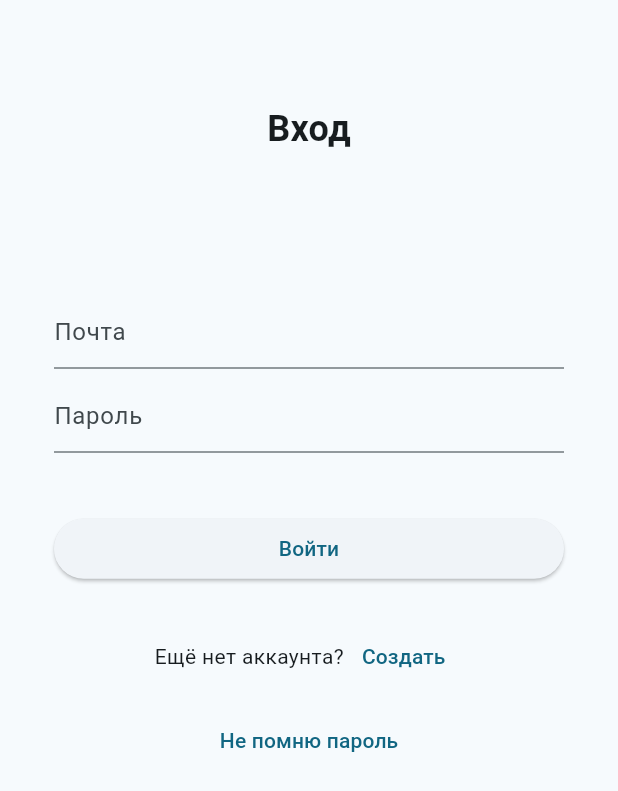
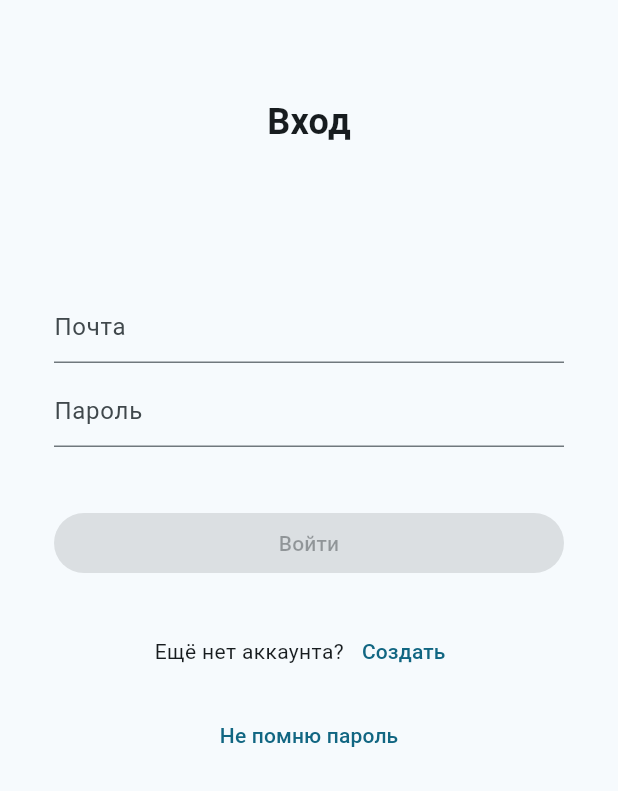
Before and after one commit to RodionSuprun/gifts_manager, a Flutter app: the screen it shows after launch, on a phone screen of 412 x 824 dp. Shown: the top 791 px of the screen. Run offline on Flutter 3.47's test engine with Material 2 defaults, Android fonts, the phone set to English and light mode, and no system bars; our stand-ins replace bloc, equatable, flutter_bloc.

Commit message:
login fields validation

```diff
--- a/lib/presentation/login/bloc/login_bloc.dart
+++ b/lib/presentation/login/bloc/login_bloc.dart
@@ -10,13 +10,29 @@ part 'login_state.dart';
 class LoginBloc extends Bloc<LoginEvent, LoginState> {
   LoginBloc() : super(LoginState.initial()) {
     on<LoginLoginButtonClicked>(_loginButtonClicked);
+    on<LoginEmailChanged>(_emailChanged);
+    on<LoginPasswordChanged>(_passwordChanged);
   }
 
   FutureOr<void> _loginButtonClicked(
     LoginLoginButtonClicked event,
     Emitter<LoginState> emit,
   ) {
-    emit(state.copyWith(authenticated: true));
+    if (state.passwordValid && state.emailValid) {
+      emit(state.copyWith(authenticated: true));
+    }
+  }
+
+  FutureOr<void> _emailChanged(LoginEmailChanged event, Emitter<LoginState> emit) {
+    final newEmail = event.email;
+    final emailValid = newEmail.length > 4;
+    emit(state.copyWith(email: newEmail, emailValid: emailValid));
+  }
+
+  FutureOr<void> _passwordChanged(LoginPasswordChanged event, Emitter<LoginState> emit) {
+    final newPassword = event.password;
+    final passwordValid = newPassword.length >= 8;
+    emit(state.copyWith(password: newPassword, passwordValid: passwordValid));
   }
 
   @override
--- a/lib/presentation/login/view/logn_page.dart
+++ b/lib/presentation/login/view/logn_page.dart
@@ -10,15 +10,37 @@ class LoginPage extends StatelessWidget {
   Widget build(BuildContext context) {
     return BlocProvider(
       create: (context) => LoginBloc(),
-      child: Scaffold(
+      child: const Scaffold(
         body: _LoginPageWidget(),
       ),
     );
   }
 }
 
-class _LoginPageWidget extends StatelessWidget {
+class _LoginPageWidget extends StatefulWidget {
   const _LoginPageWidget({Key? key}) : super(key: key);
+
+  @override
+  State<_LoginPageWidget> createState() => _LoginPageWidgetState();
+}
+
+class _LoginPageWidgetState extends State<_LoginPageWidget> {
+  late final FocusNode _emailFocusNode;
+  late final FocusNode _passwordFocusNode;
+
+  @override
+  void initState() {
+    super.initState();
+    _emailFocusNode = FocusNode();
+    _passwordFocusNode = FocusNode();
+  }
+
+  @override
+  void dispose() {
+    _emailFocusNode.dispose();
+    _passwordFocusNode.dispose();
+    super.dispose();
+  }
 
   @override
   Widget build(BuildContext context) {
@@ -28,7 +50,7 @@ class _LoginPageWidget extends StatelessWidget {
           Navigator.of(context).push(
             MaterialPageRoute(
               builder: (context) {
-                return HomePage();
+                return const HomePage();
               },
             ),
           );
@@ -36,70 +58,138 @@ class _LoginPageWidget extends StatelessWidget {
       },
       child: Column(
         children: [
-          Spacer(flex: 64),
-          Center(
+          const SizedBox(
+            height: 64,
+          ),
+          const Center(
             child: Text(
               "Вход",
               style: TextStyle(fontWeight: FontWeight.w600, fontSize: 24),
             ),
           ),
-          Spacer(flex: 88),
-          Padding(
-            padding: EdgeInsets.symmetric(horizontal: 36),
-            child: TextField(
-              decoration: InputDecoration(
-                hintText: "Почта",
-              ),
-            ),
+          const Spacer(flex: 88),
+          _EmailTextField(
+            emailFocusNode: _emailFocusNode,
+            passwordFocusNode: _passwordFocusNode,
           ),
-          SizedBox(
+          const SizedBox(
             height: 8,
           ),
-          Padding(
-            padding: EdgeInsets.symmetric(horizontal: 36),
-            child: TextField(
-              decoration: InputDecoration(
-                hintText: "Пароль",
-              ),
-            ),
-          ),
-          SizedBox(
+          _PasswordTextField(passwordFocusNode: _passwordFocusNode),
+          const SizedBox(
             height: 40,
           ),
-          Padding(
-            padding: const EdgeInsets.symmetric(horizontal: 36),
-            child: SizedBox(
-              width: double.infinity,
-              child: ElevatedButton(
-                onPressed: () {
-                  print("Нажали на кнопку войти");
-                  context.read<LoginBloc>().add(LoginLoginButtonClicked());
-                },
-                child: Text("Войти"),
-              ),
-            ),
-          ),
-          SizedBox(
+          const _LoginButton(),
+          const SizedBox(
             height: 24,
           ),
           Row(
             mainAxisSize: MainAxisSize.min,
             children: [
-              Text("Ещё нет аккаунта?"),
+              const Text("Ещё нет аккаунта?"),
               TextButton(
                 onPressed: () {},
-                child: Text("Создать"),
+                child: const Text("Создать"),
               ),
             ],
           ),
-          SizedBox(height: 8),
+          const SizedBox(height: 8),
           TextButton(
             onPressed: () {},
-            child: Text("Не помню пароль"),
+            child: const Text("Не помню пароль"),
           ),
-          Spacer(flex: 284),
+          const Spacer(flex: 284),
         ],
       ),
     );
   }
 }
+
+class _LoginButton extends StatelessWidget {
+  const _LoginButton({
+    super.key,
+  });
+
+  @override
+  Widget build(BuildContext context) {
+    return Padding(
+      padding: const EdgeInsets.symmetric(horizontal: 36),
+      child: SizedBox(
+        width: double.infinity,
+        child: BlocSelector<LoginBloc, LoginState, bool>(
+          selector: (state) {
+           return state.emailValid && state.passwordValid;
+          },
+          builder: (context, fieldsValid) {
+            return ElevatedButton(
+              onPressed: fieldsValid ? () {
+                context.read<LoginBloc>().add(const LoginLoginButtonClicked());
+              } : null,
+              child: const Text("Войти"),
+            );
+          },
+        ),
+      ),
+    );
+  }
+}
+
+class _EmailTextField extends StatelessWidget {
+  const _EmailTextField({
+    super.key,
+    required FocusNode emailFocusNode,
+    required FocusNode passwordFocusNode,
+  })
+      : _emailFocusNode = emailFocusNode,
+        _passwordFocusNode = passwordFocusNode;
+
+  final FocusNode _emailFocusNode;
+  final FocusNode _passwordFocusNode;
+
+  @override
+  Widget build(BuildContext context) {
+    return Padding(
+      padding: const EdgeInsets.symmetric(horizontal: 36),
+      child: TextField(
+        focusNode: _emailFocusNode,
+        onChanged: (text) {
+          context.read<LoginBloc>().add(LoginEmailChanged(text));
+        },
+        onSubmitted: (text) {
+          _passwordFocusNode.requestFocus();
+        },
+        decoration: const InputDecoration(
+          hintText: "Почта",
+        ),
+      ),
+    );
+  }
+}
+
+class _PasswordTextField extends StatelessWidget {
+  const _PasswordTextField({
+    super.key,
+    required FocusNode passwordFocusNode,
+  }) : _passwordFocusNode = passwordFocusNode;
+
+  final FocusNode _passwordFocusNode;
+
+  @override
+  Widget build(BuildContext context) {
+    return Padding(
+      padding: EdgeInsets.symmetric(horizontal: 36),
+      child: TextField(
+        focusNode: _passwordFocusNode,
+        onChanged: (text) {
+          context.read<LoginBloc>().add(LoginPasswordChanged(text));
+        },
+        onSubmitted: (text) {
+          context.read<LoginBloc>().add(const LoginLoginButtonClicked());
+        },
+        decoration: const InputDecoration(
+          hintText: "Пароль",
+        ),
+      ),
+    );
+  }
+}
```
